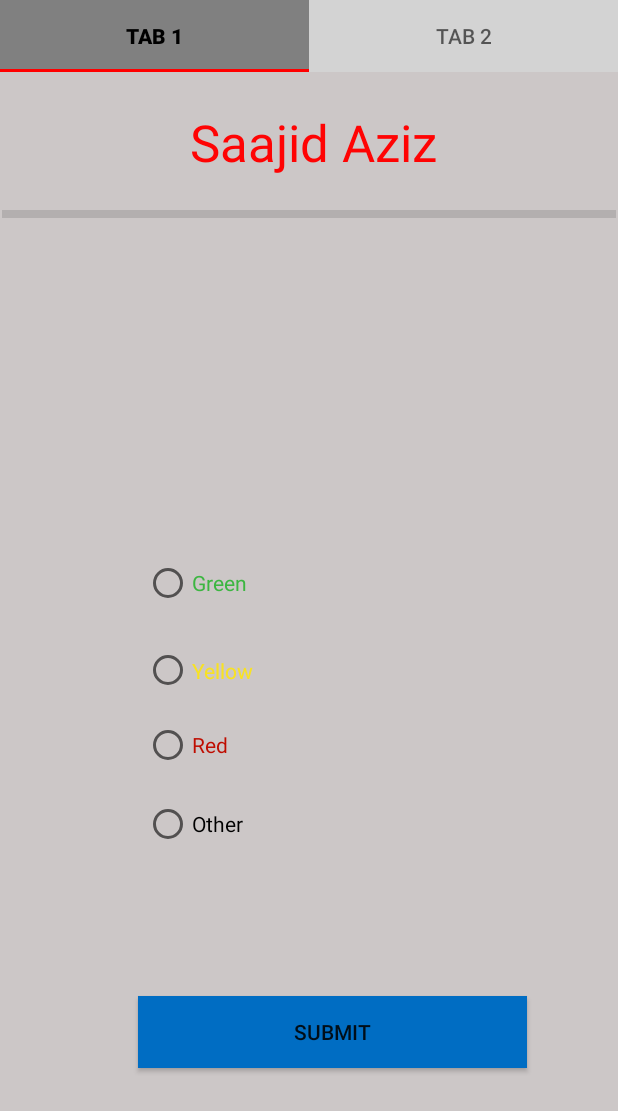
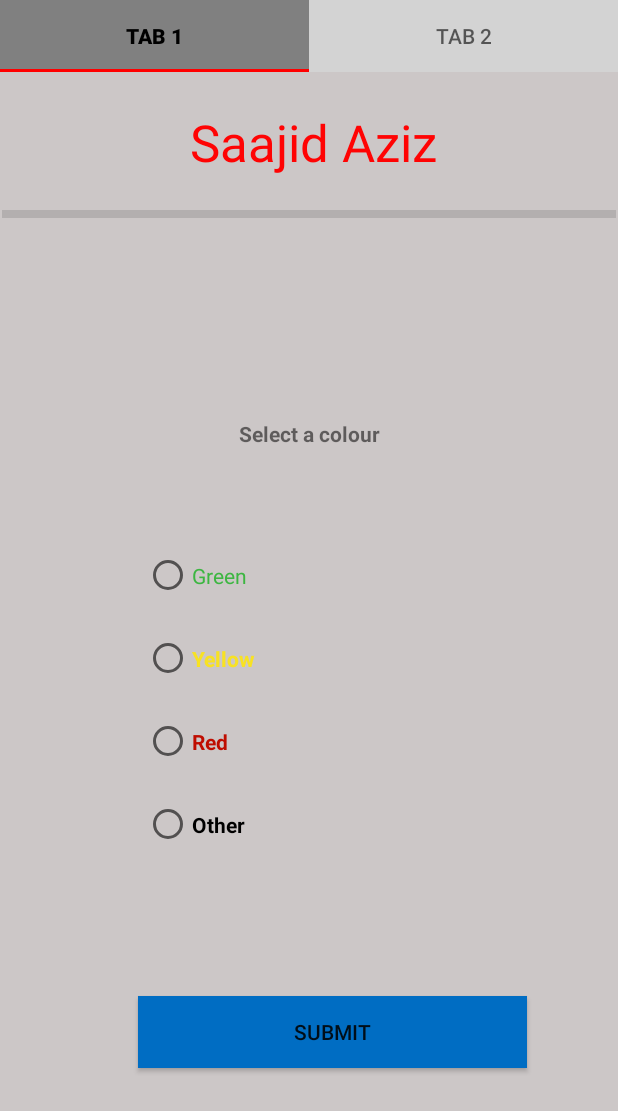
Before and after one commit to SaajidAziz5756/TabsLayoutLab, an Android app: the screen it shows after launch (SaajidMainActivity), on a phone screen of 412 x 824 dp. Shown: the top 1111 px of the screen. Run offline under Robolectric (Android 15) with nearby library versions, the phone set to English and light mode, and no system bars.

Commit message:
colors completed

```diff
--- a/SaajidLab6/src/main/java/john/smith/tabslayout/HomeFragmentSaajid.java
+++ b/SaajidLab6/src/main/java/john/smith/tabslayout/HomeFragmentSaajid.java
@@ -1,6 +1,7 @@
 //Saajid Aziz   N01555756
 package john.smith.tabslayout;
 
+import android.graphics.Color;
 import android.os.Bundle;
 
 import androidx.fragment.app.Fragment;
@@ -8,6 +9,10 @@ import androidx.fragment.app.Fragment;
 import android.view.LayoutInflater;
 import android.view.View;
 import android.view.ViewGroup;
+import android.widget.Button;
+import android.widget.RadioButton;
+import android.widget.RadioGroup;
+import android.widget.Toast;
 
 /**
  * A simple {@link Fragment} subclass.
@@ -53,13 +58,52 @@ public class HomeFragmentSaajid extends Fragment {
         if (getArguments() != null) {
             mParam1 = getArguments().getString(ARG_PARAM1);
             mParam2 = getArguments().getString(ARG_PARAM2);
+
+
+
+
         }
     }
 
     @Override
     public View onCreateView(LayoutInflater inflater, ViewGroup container,
                              Bundle savedInstanceState) {
+
+
+
+
         // Inflate the layout for this fragment
-        return inflater.inflate(R.layout.fragment_home, container, false);
+        View view = inflater.inflate(R.layout.fragment_home, container, false);
+        RadioGroup rg = view.findViewById(R.id.SaajidradioGroup);
+        Button btn = view.findViewById(R.id.SaajidSubmit);
+        btn.setOnClickListener(v -> {
+
+            int selection = rg.getCheckedRadioButtonId();
+            RadioButton rb = view.findViewById(selection);
+            String color = rb.getText().toString();
+            createToast(color);
+//            Color clr = Color.valueOf(rb.getCurrentTextColor());
+
+            Bundle send = new Bundle();
+            send.putString("send", color);
+            getParentFragmentManager().setFragmentResult("key", send);
+
+
+        });
+
+
+
+
+
+        return view;
     }
+
+    private void createToast(String colour)
+    {
+        Toast.makeText(getActivity(), colour, Toast.LENGTH_LONG).show();
+
+
+    }
+
+
 }
--- a/SaajidLab6/src/main/java/john/smith/tabslayout/SaajidMainActivity.java
+++ b/SaajidLab6/src/main/java/john/smith/tabslayout/SaajidMainActivity.java
@@ -30,7 +30,7 @@ public class SaajidMainActivity extends AppCompatActivity {
         new TabLayoutMediator(tabLayout, viewPager,
                 (tab, position) -> {
                     // Customize the tab name based on position/index
-                    tab.setText("Tab " + (position + 1));
+                    tab.setText((getString(R.string.tab)) + (position + 1));
                 }
         ).attach();
     }
--- a/SaajidLab6/src/main/java/john/smith/tabslayout/ViewPagerAdapter.java
+++ b/SaajidLab6/src/main/java/john/smith/tabslayout/ViewPagerAdapter.java
@@ -2,6 +2,7 @@
 package john.smith.tabslayout;
 
 // ViewPagerAdapter.java
+import androidx.annotation.NonNull;
 import androidx.fragment.app.Fragment;
 import androidx.fragment.app.FragmentActivity;
 import androidx.viewpager2.adapter.FragmentStateAdapter;
@@ -17,6 +18,7 @@ public class ViewPagerAdapter extends FragmentStateAdapter {
         this.fragmentList = fragmentList;
     }
 
+    @NonNull
     @Override
     public Fragment createFragment(int position) {
         return fragmentList.get(position);
--- a/SaajidLab6/src/main/res/layout/fragment_home.xml
+++ b/SaajidLab6/src/main/res/layout/fragment_home.xml
@@ -9,7 +9,7 @@
     android:orientation="vertical">
 
     <RadioGroup
-        android:id="@+id/radioGroup"
+        android:id="@+id/SaajidradioGroup"
         android:layout_width="256dp"
         android:layout_height="220dp"
         android:layout_marginStart="96dp"
@@ -18,31 +18,34 @@
         app:layout_constraintTop_toTopOf="parent">
 
         <RadioButton
-            android:id="@+id/radioButton"
+            android:id="@+id/SaajidradioButton"
             android:layout_width="match_parent"
-            android:layout_height="65dp"
+            android:layout_height="55dp"
             android:text="@string/green"
             android:textColor="#3CB641" />
 
         <RadioButton
-            android:id="@+id/radioButton2"
+            android:id="@+id/SaajidradioButton2"
             android:layout_width="match_parent"
-            android:layout_height="51dp"
+            android:layout_height="55dp"
             android:text="@string/yellow"
-            android:textColor="#F8E223" />
+            android:textColor="#F8E223"
+            android:textStyle="bold" />
 
         <RadioButton
-            android:id="@+id/radioButton3"
+            android:id="@+id/SaajidradioButton3"
             android:layout_width="match_parent"
-            android:layout_height="48dp"
+            android:layout_height="55dp"
             android:text="@string/red"
-            android:textColor="#BF0D00" />
+            android:textColor="#BF0D00"
+            android:textStyle="bold" />
 
         <RadioButton
-            android:id="@+id/radioButton4"
+            android:id="@+id/SaajidradioButton4"
             android:layout_width="match_parent"
-            android:layout_height="57dp"
-            android:text="@string/other" />
+            android:layout_height="55dp"
+            android:text="@string/other"
+            android:textStyle="bold" />
     </RadioGroup>
 
     <Button
@@ -54,7 +57,7 @@
         android:background="#006DC3"
         android:text="@string/submit"
         app:layout_constraintStart_toStartOf="parent"
-        app:layout_constraintTop_toBottomOf="@+id/radioGroup" />
+        app:layout_constraintTop_toBottomOf="@+id/SaajidradioGroup" />
 
     <View
         android:id="@+id/SaajidDiv"
@@ -65,7 +68,9 @@
         android:layout_marginEnd="1dp"
         android:layout_marginBottom="209dp"
         android:background="?android:attr/listDivider"
-        app:layout_constraintBottom_toTopOf="@+id/radioGroup"
+        android:backgroundTint="#000000"
+        android:foregroundTint="#000000"
+        app:layout_constraintBottom_toTopOf="@+id/SaajidradioGroup"
         app:layout_constraintEnd_toEndOf="parent"
         app:layout_constraintStart_toStartOf="parent"
         app:layout_constraintTop_toTopOf="parent" />
@@ -85,4 +90,19 @@
         app:layout_constraintEnd_toEndOf="parent"
         app:layout_constraintStart_toStartOf="parent"
         app:layout_constraintTop_toTopOf="parent" />
+
+    <TextView
+        android:id="@+id/SaajidtextView2"
+        android:layout_width="wrap_content"
+        android:layout_height="wrap_content"
+        android:layout_marginStart="159dp"
+        android:layout_marginTop="134dp"
+        android:layout_marginEnd="159dp"
+        android:layout_marginBottom="58dp"
+        android:text="@string/select_a_colour"
+        android:textStyle="bold"
+        app:layout_constraintBottom_toTopOf="@+id/SaajidradioGroup"
+        app:layout_constraintEnd_toEndOf="parent"
+        app:layout_constraintStart_toStartOf="parent"
+        app:layout_constraintTop_toBottomOf="@+id/SaajidDiv" />
 </androidx.constraintlayout.widget.ConstraintLayout>
--- a/SaajidLab6/src/main/res/values/colors.xml
+++ b/SaajidLab6/src/main/res/values/colors.xml
@@ -9,4 +9,7 @@
     <color name="colorPrimary">#3F51B5</color>
     <color name="colorPrimaryDark">#303F9F</color>
     <color name="colorAccent">#FF4081</color>
+    <color name="red">#FF0000</color>
+    <color name="yellow">#FBE200</color>
+    <color name="green">#00FF00</color>
 </resources>
--- a/SaajidLab6/src/main/res/values/strings.xml
+++ b/SaajidLab6/src/main/res/values/strings.xml
@@ -8,4 +8,9 @@
     <string name="red">Red</string>
     <string name="other">Other</string>
     <string name="saajid_aziz">Saajid Aziz</string>
+    <string name="select_a_colour">Select a colour</string>
+    <string name="tab">"Tab "</string>
+    <string name="the_selected_color_is_no_data">The selected color is: NO DATA</string>
+    <string name="the_chosen_color_is">"The chosen color is: "</string>
+    <string name="the_chosen_color_is_no_data">The chosen color is: NO DATA</string>
 </resources>
```
Also changed, not shown: SaajidLab6/src/main/java/john/smith/tabslayout/SettingsFragmentAziz.java (+44 -1 lines), SaajidLab6/src/main/res/layout/fragment_settings.xml (+9 -9 lines).
